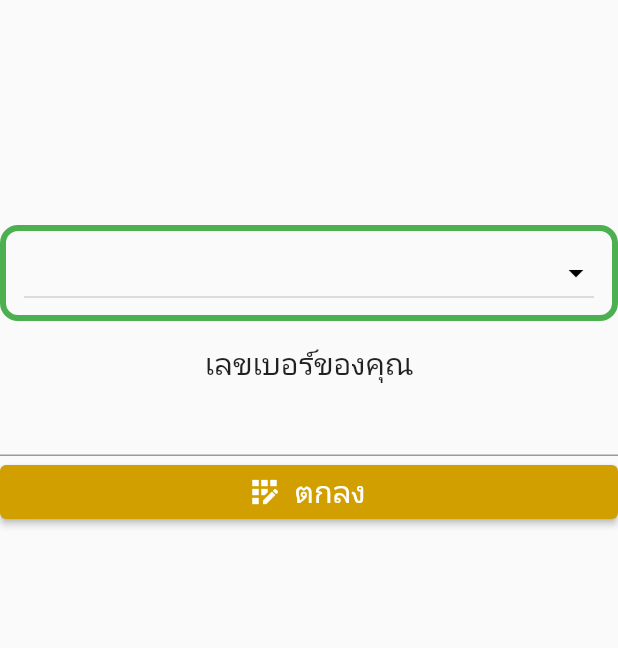
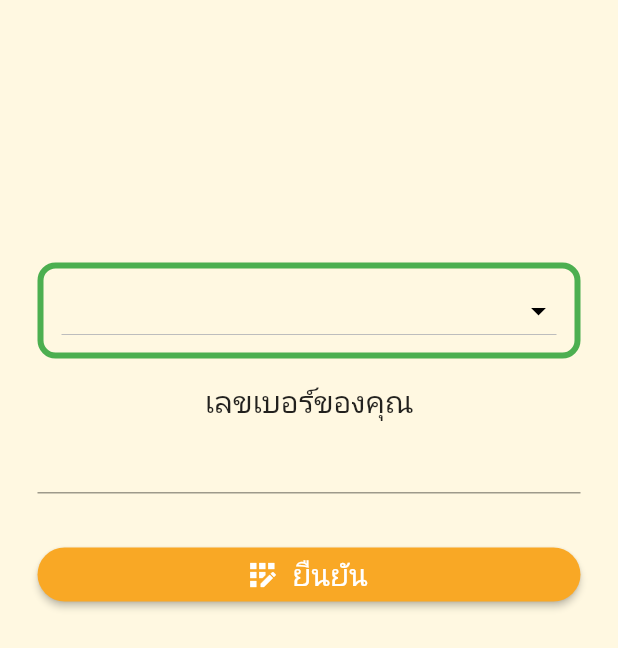
Before and after one commit to KARGOREO/ProFlutter, a Flutter app: the Search screen opened directly, on a phone screen of 412 x 824 dp. Shown: the top 648 px of the screen. Run offline on Flutter 3.47's test engine with Material 2 defaults, Android fonts, the phone set to English and light mode, and no system bars; our stand-ins replace form_field_validator.

Commit message:
ตกแต่งหน้า ค้นหา

```diff
--- a/lib/Horoscope/daily.dart
+++ b/lib/Horoscope/daily.dart
@@ -22,6 +22,6 @@ class Horoscope2 extends StatelessWidget {
           style: TextStyle(color: Colors.black),
         ),
       ),
-        body: ListView());
+    );
   }
 }
--- a/lib/index/search.dart
+++ b/lib/index/search.dart
@@ -17,17 +17,21 @@ class _SearchState extends State<Search> {
 
   @override
   Widget build(BuildContext context) {
-    final items = ['[1 เมษายน 2565]','[16 มีนาคม 2565]'];
+    final items = ['[1 เมษายน 2565]', '[16 มีนาคม 2565]'];
 
     return Scaffold(
-      body: Center(
+      backgroundColor: Colors.amber[50],
+      body: Container(
+        padding: const EdgeInsets.all(25),
+        child: Center(
           child: Column(
             children: [
               SizedBox(
                 height: 150,
               ),
               Container(
-              padding: const EdgeInsets.symmetric(horizontal: 12, vertical: 4),
+                padding:
+                    const EdgeInsets.symmetric(horizontal: 12, vertical: 4),
                 decoration: BoxDecoration(
                     borderRadius: BorderRadius.circular(12),
                     border: Border.all(color: Colors.green, width: 4)),
@@ -55,6 +59,9 @@ class _SearchState extends State<Search> {
                 },
               ),
               SizedBox(
+                height: 30,
+              ),
+              SizedBox(
                 width: double.infinity,
                 child: ElevatedButton.icon(
                     onPressed: () async {
@@ -64,8 +71,7 @@ class _SearchState extends State<Search> {
                         Navigator.push(
                             context,
                             MaterialPageRoute(
-                                                builder: (context) =>
-                                                    LottoTest(u)));
+                                builder: (context) => LottoTest(u)));
                       } else if (number == "") {
                         print("ว่าง");
                         await showDialog(
@@ -118,14 +124,17 @@ class _SearchState extends State<Search> {
                     },
                     icon: Icon(Icons.app_registration_outlined),
                     style: ElevatedButton.styleFrom(
-                      primary: Color.fromARGB(255, 209, 160, 0)),
+                        primary: Colors.yellow[800],
+                        shape: new RoundedRectangleBorder(
+                          borderRadius: new BorderRadius.circular(30.0),
+                        )),
                     label: Text(
-                    'ตกลง',
+                      'ยืนยัน',
                       style: TextStyle(fontSize: 20),
                     )),
               ),
-
             ],
+          ),
         ),
       ),
     );
--- a/lib/main.dart
+++ b/lib/main.dart
@@ -22,7 +22,7 @@ class MyApp extends StatelessWidget {
       theme: ThemeData(
         primarySwatch: Colors.blue,
       ),
-      home: Horoscope(),
+      home: Search(),
     );
   }
 }
```
Lines whose indentation alone changed are shown as unchanged.
